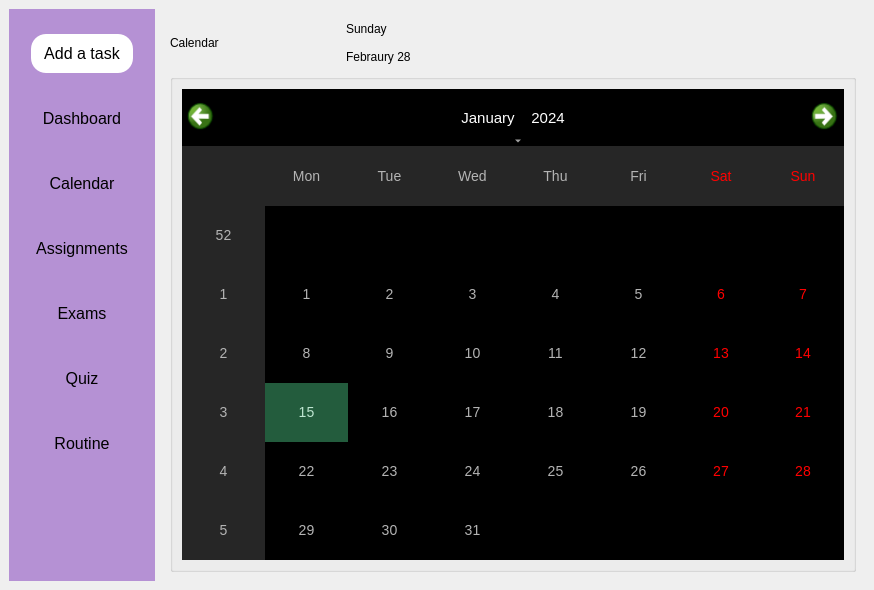
Above: mainwindow.ui from aveens13/KU-Planner before the change. Below: the same form after it.
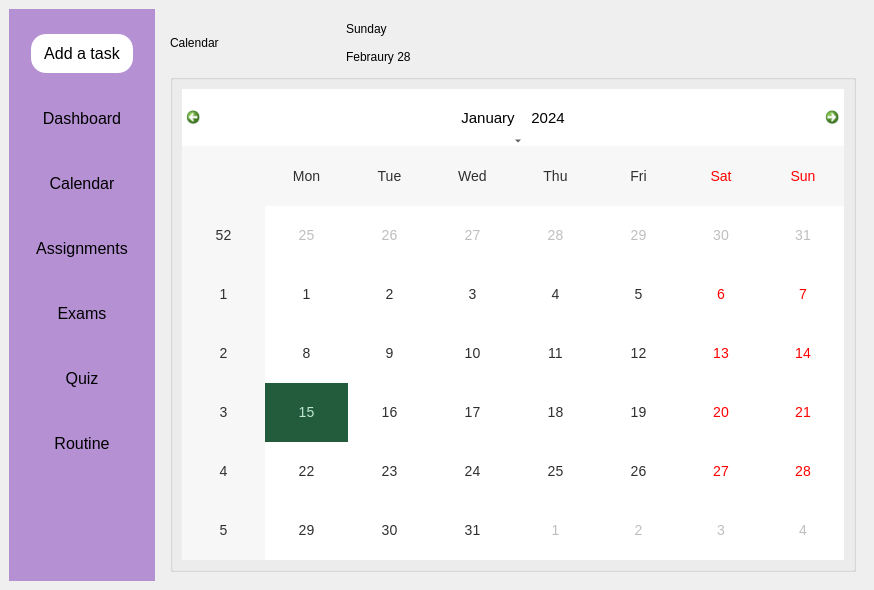
That is the form after the change. The open tabs and pages were chosen to show the change. Icons and pictures are not drawn.

Commit message: loaded the fetched assignment and changed the calendar theme to light

Diff of the .ui file:
```diff
--- a/mainwindow.ui
+++ b/mainwindow.ui
@@ -556,7 +556,7 @@
           </widget>
           <widget class="QWidget" name="calendar">
            <property name="styleSheet">
-            <string notr="true">color:black;</string>
+            <string notr="true"/>
            </property>
            <layout class="QVBoxLayout" name="verticalLayout_14" stretch="1,10">
             <item>
@@ -603,36 +603,48 @@
                   <widget class="QCalendarWidget" name="calendarWidget">
                    <property name="styleSheet">
                     <string notr="true">QCalendarWidget QToolButton {
-	background: black;
+	background:white;
 	height: 50px;
 	font: 15px;
-	icon-size: 30px, 30px;
-	color:white;
+	color:black;
 }
 
+QCalendarWidget QToolButton#qt_calendar_prevmonth {
+	background-color: none;
+    icon-size: 15px;
+}
 
-QCalendarWidget QWidget { alternate-background-color: 	rgb(38, 38, 38);}
+QCalendarWidget QToolButton#qt_calendar_nextmonth {
+	background-color:none;
+    icon-size: 15px;
+}
+
+
+QCalendarWidget QWidget {background-color: 	white;}
+
+
+
 
 
 QCalendarWidget QAbstractItemView:enabled 
   {
   	font-size:14px;  
-  	color: rgb(180, 180, 180);  
-  	background-color: black;  
+  	color: rgb(48, 47, 47);  
+  	background-color: white;  
   	selection-background-color: #235c3d; 
   	selection-color: #bee6d1; 
   }
 
 QCalendarWidget QWidget#qt_calendar_navigationbar
 { 
-  background-color: black;
+  background-color: white;
 }
 
 QCalendarWidget QSpinBox { 
   	width: 50px; 
   	font-size:14px; 
-  	color: white; 
-  	background-color: rgb(100,100,100); 
+  	color: black; 
+  	background-color:white; 
   	selection-background-color: rgb(136, 136, 136);
   	selection-color: rgb(255, 255, 255);
   }
@@ -646,6 +658,13 @@
   	background-color: rgb(100, 100, 100);
   }</string>
                    </property>
+                   <property name="maximumDate">
+                    <date>
+                     <year>9999</year>
+                     <month>10</month>
+                     <day>30</day>
+                    </date>
+                   </property>
                   </widget>
                  </item>
                 </layout>
```
Left out of the diff: 38 changed lines with no effect on the pictures. The commit also changes 4 other files.
